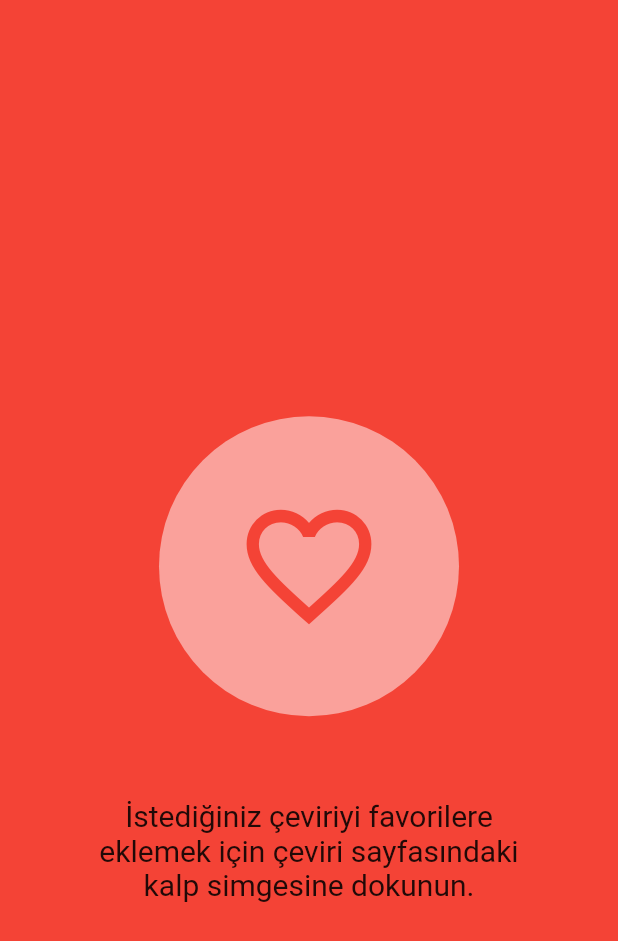
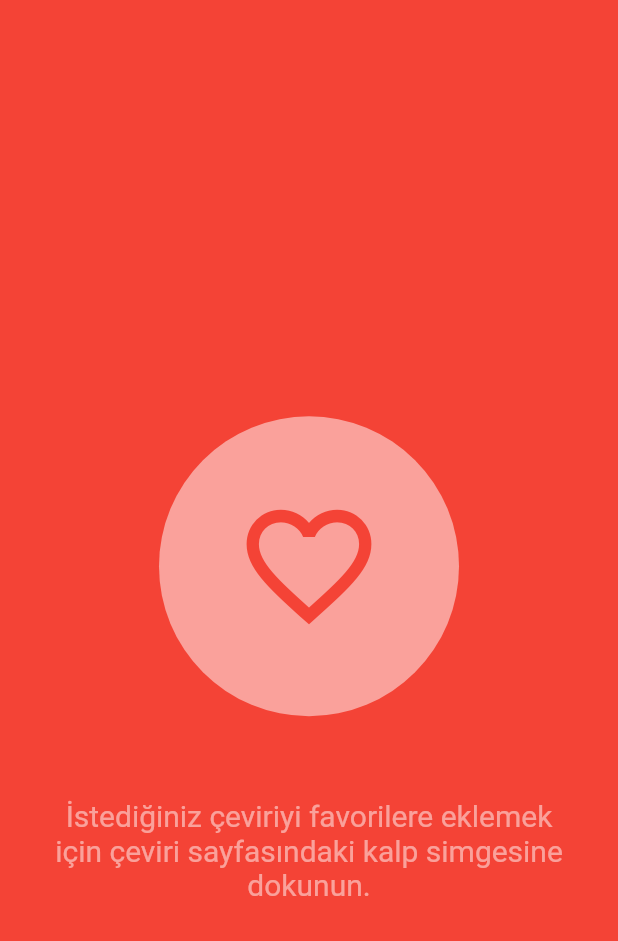
Before and after one commit to kaanureyen/travelslate2, a Flutter app: the FavoriteScreen screen opened by its route, on a phone screen of 412 x 824 dp. Shown: the top 941 px of the screen. Run offline on Flutter 3.47's test engine with Material 2 defaults, Android fonts, the phone set to English and light mode, and no system bars.

Commit message:
Ufak stil değişiklikleri

```diff
--- a/lib/screens/FavoriteScreen.dart
+++ b/lib/screens/FavoriteScreen.dart
@@ -1,4 +1,5 @@
 import 'package:flutter/material.dart';
+import 'package:flutter/widgets.dart';
 import '../consts.dart';
 
 class FavoriteScreen extends StatelessWidget {
@@ -6,7 +7,7 @@ class FavoriteScreen extends StatelessWidget {
   Widget build(BuildContext context) {
     return Scaffold(
       body: Container(
-        color:Colors.red,
+        color: Colors.red,
         child: SafeArea(
           child: Column(
             crossAxisAlignment: CrossAxisAlignment.stretch,
@@ -18,33 +19,22 @@ class FavoriteScreen extends StatelessWidget {
                   radius: 100.0,
                   backgroundColor: kButtonColor,
                   child: Icon(
-                      Icons.favorite_border,
-                          size: 100,
-                          color: Colors.red,
+                    Icons.favorite_border,
+                    size: 100,
+                    color: Colors.red,
                   ),
                 ),
               ),
               Center(
-                child: Text("İstediğiniz çeviriyi favorilere",
-                  style: TextStyle(
-                  fontSize: 20,
-                  )
-
-                ),
-              ),
-              Center(
-                child: Text(
-                  "eklemek için çeviri sayfasındaki",
-                    style: TextStyle(
-                      fontSize:20,
-                    ),
-                ),
-              ),
-              Center(
-                child:Text(
-                  "kalp simgesine dokunun.", style: TextStyle(
-                fontSize: 20,
-                ),
+                child: Padding(
+                  padding: const EdgeInsets.symmetric(horizontal: 30),
+                  child: Text(
+                      "İstediğiniz çeviriyi favorilere eklemek için çeviri sayfasındaki kalp simgesine dokunun.",
+                      textAlign: TextAlign.center,
+                      style: TextStyle(
+                        fontSize: 20,
+                        color: kButtonColor,
+                      )),
                 ),
               ),
             ],
```
Also changed, not shown: lib/screens/HistoryScreen.dart (+11 -9 lines).
